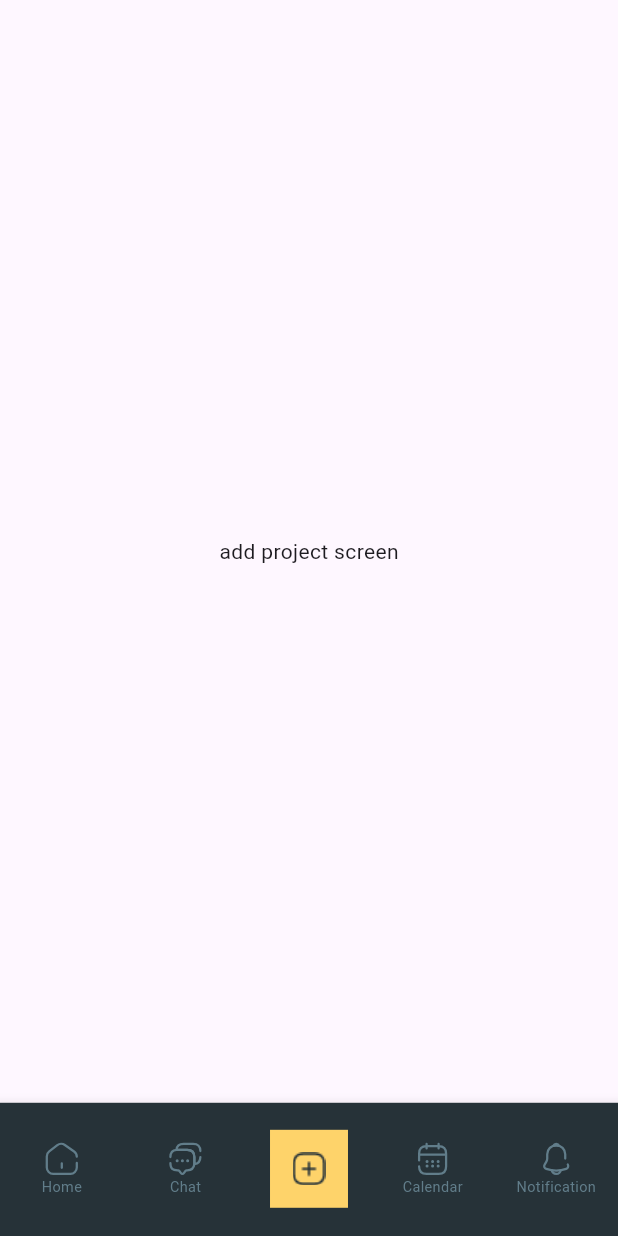
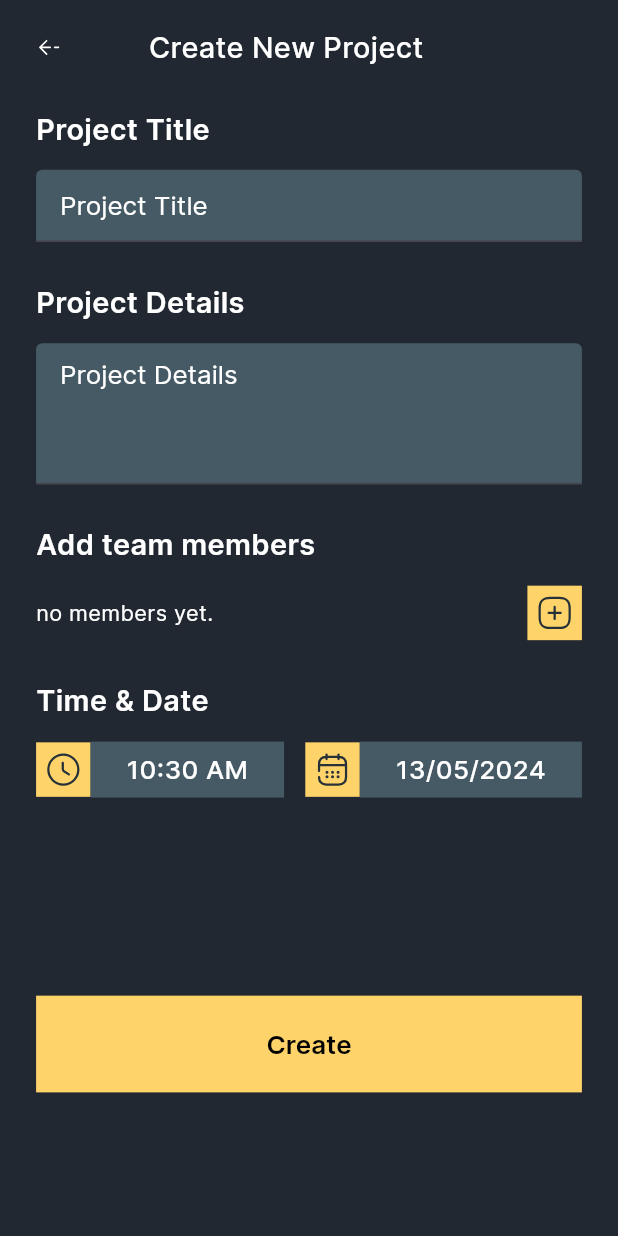
Before and after one commit to TasnimHmida/daily_tasks_test, a Flutter app: the screen it shows after launch, item 3 of the bottom bar chosen, on a phone screen of 412 x 824 dp. Run offline on Flutter 3.47's test engine with Material 3 defaults, Android fonts, the phone set to English and light mode, and no system bars; our stand-ins replace dartz, equatable, flutter_bloc, flutter_screenutil, flutter_svg, get_it and 3 more; missing offline and left inert: supabase_auth_ui; accounts and stored records are empty; project files that could hold a hidden picture were left out.

Commit message:
woking on create project ui

```diff
--- a/lib/core/utils/used_functions.dart
+++ b/lib/core/utils/used_functions.dart
@@ -2,6 +2,7 @@ import 'package:flutter/material.dart';
 import 'package:flutter_screenutil/flutter_screenutil.dart';
 
 import '../../features/authentication/data/models/user_model.dart';
+import '../app_theme.dart';
 
 void showSnackBar(
     BuildContext context, String message, Color snackBarBackgroundColor,
@@ -45,3 +46,60 @@ List<Widget> buildImages(List<UserModel> users) {
 
   return images;
 }
+
+Future<DateTime?> selectDate(BuildContext context) async {
+  final DateTime? pickedDate = await showDatePicker(
+    context: context,
+    initialDate: DateTime.now(),
+    lastDate: DateTime(3000),
+    initialEntryMode: DatePickerEntryMode.calendarOnly,
+    firstDate: DateTime.now(),
+    // Change this line
+    builder: (context, child) {
+      return Theme(
+        data: Theme.of(context).copyWith(
+          colorScheme: const ColorScheme.dark(
+            primary: fiord,
+            onPrimary: Colors.white,
+            onSurface: goldenRod,
+          ),
+          textButtonTheme: TextButtonThemeData(
+            style: TextButton.styleFrom(
+              foregroundColor: goldenRod,
+            ),
+          ),
+        ),
+        child: child!,
+      );
+    },
+  );
+
+  return pickedDate;
+}
+
+Future<TimeOfDay?> selectTime(BuildContext context) async {
+  final TimeOfDay? pickedTime = await showTimePicker(
+    context: context,
+    initialTime:
+        TimeOfDay(hour: DateTime.now().hour, minute: DateTime.now().minute),
+    builder: (context, child) {
+      return Theme(
+        data: Theme.of(context).copyWith(
+          colorScheme: const ColorScheme.dark(
+            primary: fiord,
+            onPrimary: Colors.white,
+            onSurface: goldenRod,
+          ),
+          textButtonTheme: TextButtonThemeData(
+            style: TextButton.styleFrom(
+              foregroundColor: goldenRod,
+            ),
+          ),
+        ),
+        child: child!,
+      );
+    },
+  );
+
+  return pickedTime;
+}
--- a/lib/core/widgets/bottom_nav_bar.dart
+++ b/lib/core/widgets/bottom_nav_bar.dart
@@ -5,6 +5,7 @@ import 'package:flutter_bloc/flutter_bloc.dart';
 import 'package:flutter_screenutil/flutter_screenutil.dart';
 import 'package:flutter_svg/svg.dart';
 import '../../features/authentication/data/models/user_model.dart';
+import '../../features/projects/presentation/pages/add_project_page.dart';
 import '../../features/projects/presentation/pages/home_page.dart';
 import '../app_theme.dart';
 import '../bloc/core_bloc.dart';
@@ -26,18 +27,22 @@ class BottomNavBar extends StatefulWidget {
 
 class _BottomNavBar extends State<BottomNavBar> {
   var scaffoldKey = GlobalKey<ScaffoldState>();
-  late int _currentIndex;
-
-  @override
-  void initState() {
-    super.initState();
-    _currentIndex = widget.specificIndex ?? 0;
-  }
+  int _currentIndex = 0;
+  bool isShowNavBar = true;
 
   void _onItemTapped(int index) {
     setState(() {
       _currentIndex = index;
     });
+    if (_currentIndex == 2) {
+      setState(() {
+        isShowNavBar = false;
+      });
+    } else {
+      setState(() {
+        isShowNavBar = true;
+      });
+    }
   }
 
   Future<void> _onRefresh(BuildContext context) async {
@@ -69,9 +74,15 @@ class _BottomNavBar extends State<BottomNavBar> {
                       child: const Center(
                           child: CircularProgressIndicator(
                               backgroundColor: lynch, color: goldenRod)))
-                  : HomePage(projects: state.projects ?? [], user: widget.user)),
+                  : HomePage(
+                      projects: state.projects ?? [], user: widget.user)),
           const Center(child: Text('chat screen')),
-          const Center(child: Text('add project screen')),
+          AddProjectPage(returnNavBarFunc: () {
+            setState(() {
+              isShowNavBar = true;
+              _currentIndex = 0;
+            });
+          }),
           const Center(child: Text('calendar screen')),
           const Center(child: Text('notifications screen'))
         ];
@@ -99,7 +110,8 @@ class _BottomNavBar extends State<BottomNavBar> {
                             index: _currentIndex,
                             children: widgetOptions,
                           ),
-                bottomNavigationBar: BottomNavigationBar(
+                bottomNavigationBar: isShowNavBar
+                    ? BottomNavigationBar(
                         backgroundColor: outerSpace,
                         type: BottomNavigationBarType.fixed,
                         selectedItemColor: goldenRod,
@@ -128,8 +140,8 @@ class _BottomNavBar extends State<BottomNavBar> {
                               width: 54.w,
                               color: goldenRod,
                               child: ConstrainedBox(
-                          constraints:
-                              BoxConstraints(maxWidth: 20.w, maxHeight: 20.w),
+                                constraints: BoxConstraints(
+                                    maxWidth: 20.w, maxHeight: 20.w),
                                 child: Image.asset(
                                   "assets/icons/add_task_icon.png",
                                 ),
@@ -139,7 +151,8 @@ class _BottomNavBar extends State<BottomNavBar> {
                           ),
                           //state show just for the club user
                           BottomNavigationBarItem(
-                      icon: SvgPicture.asset("assets/icons/calendar_icon.svg",
+                            icon: SvgPicture.asset(
+                                "assets/icons/calendar_icon.svg",
                                 color: _currentIndex == 3 ? goldenRod : lynch,
                                 fit: BoxFit.fill),
                             label: "Calendar",
@@ -153,7 +166,8 @@ class _BottomNavBar extends State<BottomNavBar> {
                             label: "Notification",
                           ),
                         ],
-                )));
+                      )
+                    : null));
       },
     );
   }
--- a/lib/core/widgets/input_field.dart
+++ b/lib/core/widgets/input_field.dart
@@ -6,21 +6,25 @@ import '../app_theme.dart';
 
 class InputField extends StatefulWidget {
   final TextEditingController controller;
-  final String hintText;
+  final String? inputTitle;
+  final String? hintText;
   final List<TextInputFormatter>? inputFormatters;
   late void Function(String value)? onChanged;
   final String? Function(String?)? validator;
-  final String prefixIcon;
+  final String? prefixIcon;
+  final int? maxLines;
   final bool isPassword;
 
   InputField({
     super.key,
     required this.controller,
-    required this.hintText,
+    this.hintText,
+    this.inputTitle,
     this.validator,
     this.inputFormatters,
     this.onChanged,
-    this.prefixIcon = 'assets/icons/ic_calendar.svg',
+    this.prefixIcon,
+    this.maxLines,
     FocusNode? focusNode,
     this.isPassword = false,
   });
@@ -39,7 +43,10 @@ class _TextFormFieldWidget extends State<InputField> {
     return Column(
       crossAxisAlignment: CrossAxisAlignment.start,
       children: [
-        Text(widget.hintText,
+        widget.inputTitle != null
+            ? Column(
+                children: [
+                  Text(widget.inputTitle!,
                       style: TextStyle(
                         fontFamily: 'Inter',
                         fontSize: 18.sp,
@@ -47,6 +54,9 @@ class _TextFormFieldWidget extends State<InputField> {
                         color: nepal,
                       )),
                   SizedBox(height: 10.h),
+                ],
+              )
+            : Container(),
         TextFormField(
           controller: widget.controller,
           cursorColor: Colors.white,
@@ -55,6 +65,7 @@ class _TextFormFieldWidget extends State<InputField> {
                   ? true
                   : false
               : false,
+          maxLines: widget.maxLines ?? 1,
           onEditingComplete: () {
             FocusScope.of(context).nextFocus();
           },
@@ -71,8 +82,10 @@ class _TextFormFieldWidget extends State<InputField> {
           autovalidateMode: AutovalidateMode.onUserInteraction,
           decoration: InputDecoration(
             hintText: widget.hintText,
-            filled: true, // Set filled to true
-            fillColor: fiord, //
+            filled: true,
+            // Set filled to true
+            fillColor: fiord,
+            //
             hintStyle: TextStyle(
                 fontFamily: "Inter",
                 color: Colors.white,
@@ -89,9 +102,10 @@ class _TextFormFieldWidget extends State<InputField> {
             focusedBorder: const UnderlineInputBorder(
               borderSide: BorderSide(color: goldenRod),
             ),
-            prefixIcon: IconButton(
+            prefixIcon: widget.prefixIcon != null
+                ? IconButton(
                     icon: SvgPicture.asset(
-                widget.prefixIcon,
+                      widget.prefixIcon!,
                       height: 24.h,
                     ),
                     onPressed: () {
@@ -99,7 +113,8 @@ class _TextFormFieldWidget extends State<InputField> {
                         hidePassword = !hidePassword;
                       });
                     },
-            ),
+                  )
+                : null,
             suffixIcon: widget.isPassword
                 ? IconButton(
                     icon: SvgPicture.asset(
--- a/lib/features/authentication/presentation/widgets/login_widget.dart
+++ b/lib/features/authentication/presentation/widgets/login_widget.dart
@@ -77,13 +77,15 @@ class _LoginWidgetState extends State<LoginWidget> {
                   ),
                   SizedBox(height: 10.h),
                   InputField(
-                      hintText: 'Email Address',
+                      inputTitle: 'Email Address',
+                      hintText: 'example@email.com',
                       isPassword: false,
                       prefixIcon: 'assets/icons/email_icon.svg',
                       controller: _emailController,
                       validator: (value) => validateEmail(value!, context)),
                   SizedBox(height: 20.h),
                   InputField(
+                    inputTitle: 'Password',
                     hintText: 'Password',
                     prefixIcon: 'assets/icons/password_icon.svg',
                     isPassword: true,
--- a/lib/features/authentication/presentation/widgets/register_widget.dart
+++ b/lib/features/authentication/presentation/widgets/register_widget.dart
@@ -84,6 +84,7 @@ class _RegisterWidgetState extends State<RegisterWidget> {
                   ),
                   SizedBox(height: 10.h),
                   InputField(
+                      inputTitle: 'Full Name',
                       hintText: 'Full Name',
                       prefixIcon: 'assets/icons/user_icon.svg',
                       controller: _nameController,
@@ -91,12 +92,14 @@ class _RegisterWidgetState extends State<RegisterWidget> {
                           validateField(value!, 'Name', context)),
                   SizedBox(height: 20.h),
                   InputField(
-                      hintText: 'Email Address',
+                      inputTitle: 'Email Address',
+                      hintText: 'example@email.com',
                       prefixIcon: 'assets/icons/email_icon.svg',
                       controller: _emailController,
                       validator: (value) => validateEmail(value!, context)),
                   SizedBox(height: 20.h),
                   InputField(
+                    inputTitle: 'Password',
                     hintText: 'Password',
                     prefixIcon: 'assets/icons/password_icon.svg',
                     isPassword: true,
--- /dev/null
+++ b/lib/features/projects/presentation/pages/add_project_page.dart
@@ -0,0 +1,31 @@
+import 'package:flutter/material.dart';
+import 'package:flutter_bloc/flutter_bloc.dart';
+import '../../../../core/app_theme.dart';
+import '../../../../core/utils/used_functions.dart';
+import 'package:daily_tasks_test/injection_container.dart' as di;
+
+import '../../../authentication/data/models/user_model.dart';
+import '../../data/models/project_model.dart';
+import '../widgets/add_project_widget.dart';
+import '../widgets/home_widget.dart';
+
+class AddProjectPage extends StatefulWidget {
+  final Function() returnNavBarFunc;
+  const AddProjectPage({super.key,required this.returnNavBarFunc});
+
+  @override
+  State<AddProjectPage> createState() => _AddProjectPageState();
+}
+
+class _AddProjectPageState extends State<AddProjectPage> {
+  @override
+  Widget build(BuildContext context) {
+    return Scaffold(backgroundColor: ebonyClay, body: _buildBody());
+  }
+
+  Widget _buildBody() {
+    return Center(
+        child: AddProjectWidget(returnNavBarFunc: widget.returnNavBarFunc),
+        );
+  }
+}
--- /dev/null
+++ b/lib/features/projects/presentation/widgets/add_project_widget.dart
@@ -0,0 +1,233 @@
+import 'package:daily_tasks_test/features/projects/presentation/widgets/search_box.dart';
+import 'package:flutter/material.dart';
+import 'package:flutter_screenutil/flutter_screenutil.dart';
+import 'package:flutter_svg/svg.dart';
+import 'package:intl/intl.dart';
+import '../../../../core/app_theme.dart';
+import '../../../../core/utils/used_functions.dart';
+import '../../../../core/widgets/input_field.dart';
+import '../../../../core/widgets/main_button.dart';
+import '../../../authentication/data/models/user_model.dart';
+import '../../data/models/project_model.dart';
+import 'completed_task_card.dart';
+import 'ongoing_task_card.dart';
+
+class AddProjectWidget extends StatefulWidget {
+  final Function() returnNavBarFunc;
+
+  const AddProjectWidget({
+    super.key,
+    required this.returnNavBarFunc,
+  });
+
+  @override
+  _AddProjectWidgetState createState() => _AddProjectWidgetState();
+}
+
+class _AddProjectWidgetState extends State<AddProjectWidget> {
+  final TextEditingController _titleController = TextEditingController();
+  final TextEditingController _detailsController = TextEditingController();
+  String selectedDate = DateFormat('dd/MM/yyyy').format(DateTime.now());
+  String selectedTime = DateFormat('hh:mm a').format(DateTime.now());
+
+  @override
+  Widget build(BuildContext context) {
+    return Scaffold(
+      backgroundColor: ebonyClay,
+      body: SafeArea(
+          child: Padding(
+        padding: homePagePadding,
+        child: SingleChildScrollView(
+          child: Column(
+            mainAxisAlignment: MainAxisAlignment.spaceBetween,
+            crossAxisAlignment: CrossAxisAlignment.start,
+            children: [
+              Row(
+                mainAxisAlignment: MainAxisAlignment.spaceBetween,
+                crossAxisAlignment: CrossAxisAlignment.center,
+                children: [
+                  InkWell(
+                    onTap: () {
+                      widget.returnNavBarFunc();
+                    },
+                    child: SvgPicture.asset(
+                      'assets/icons/arrow_back.svg',
+                      height: 20.h,
+                    ),
+                  ),
+                  Text(
+                    "Create New Project",
+                    style: TextStyle(
+                      fontFamily: 'Inter',
+                      fontSize: 20.sp,
+                      fontWeight: FontWeight.w500,
+                      color: Colors.white,
+                    ),
+                  ),
+                  SizedBox(width: 50.w)
+                ],
+              ),
+              SizedBox(height: 30.h),
+              Column(crossAxisAlignment: CrossAxisAlignment.start, children: [
+                Text(
+                  "Project Title",
+                  style: TextStyle(
+                    fontFamily: 'Inter',
+                    fontSize: 20.sp,
+                    fontWeight: FontWeight.w600,
+                    color: Colors.white,
+                  ),
+                ),
+                SizedBox(height: 15.h),
+                InputField(
+                    controller: _titleController, hintText: 'Project Title')
+              ]),
+              SizedBox(height: 30.h),
+              Column(crossAxisAlignment: CrossAxisAlignment.start, children: [
+                Text(
+                  "Project Details",
+                  style: TextStyle(
+                    fontFamily: 'Inter',
+                    fontSize: 20.sp,
+                    fontWeight: FontWeight.w600,
+                    color: Colors.white,
+                  ),
+                ),
+                SizedBox(height: 15.h),
+                InputField(
+                    controller: _detailsController,
+                    hintText: 'Project Details',
+                    maxLines: 3)
+              ]),
+              SizedBox(height: 30.h),
+              Column(crossAxisAlignment: CrossAxisAlignment.start, children: [
+                Text(
+                  "Add team members",
+                  style: TextStyle(
+                    fontFamily: 'Inter',
+                    fontSize: 20.sp,
+                    fontWeight: FontWeight.w600,
+                    color: Colors.white,
+                  ),
+                ),
+                SizedBox(height: 15.h),
+                Row(
+                  crossAxisAlignment: CrossAxisAlignment.center,
+                  mainAxisAlignment: MainAxisAlignment.spaceBetween,
+                  children: [
+                    Text(
+                      'no members yet.',
+                      style: TextStyle(
+                        fontFamily: 'Inter',
+                        fontSize: 15.sp,
+                        fontWeight: FontWeight.w400,
+                        color: Colors.white,
+                      ),
+                    ),
+                    InkWell(
+                      onTap: () {},
+                      child: Container(
+                          padding: EdgeInsets.symmetric(
+                              horizontal: 7.h, vertical: 7.h),
+                          color: goldenRod,
+                          child: SvgPicture.asset(
+                              'assets/icons/add_task_icon.svg')),
+                    ),
+                  ],
+                )
+              ]),
+              SizedBox(height: 30.h),
+              Column(crossAxisAlignment: CrossAxisAlignment.start, children: [
+                Text(
+                  "Time & Date",
+                  style: TextStyle(
+                    fontFamily: 'Inter',
+                    fontSize: 20.sp,
+                    fontWeight: FontWeight.w600,
+                    color: Colors.white,
+                  ),
+                ),
+                SizedBox(height: 15.h),
+                Row(
+                    mainAxisAlignment: MainAxisAlignment.spaceBetween,
+                    children: [
+                      GestureDetector(
+                        onTap: () async {
+                          var time = await selectTime(context) ??
+                              const TimeOfDay(hour: 10, minute: 30);
+                          String formattedTime = time.format(context);
+                          List<String> splitTime = formattedTime.split(' ');
+                          setState(() {
+                            selectedTime = '${splitTime[0]} ${splitTime[1]}';
+                          });
+                        },
+                        child: Row(children: [
+                          Container(
+                              padding: EdgeInsets.symmetric(
+                                  horizontal: 7.h, vertical: 7.h),
+                              color: goldenRod,
+                              child: SvgPicture.asset(
+                                  'assets/icons/clock_icon.svg')),
+                          Container(
+                            padding: EdgeInsets.symmetric(
+                                horizontal: 25.w, vertical: 7.h),
+                            color: fiord,
+                            child: Text(
+                              selectedTime,
+                              style: TextStyle(
+                                fontFamily: 'Inter',
+                                fontSize: 18.sp,
+                                fontWeight: FontWeight.w500,
+                                color: Colors.white,
+                              ),
+                            ),
+                          ),
+                        ]),
+                      ),
+                      GestureDetector(
+                        onTap: () async {
+                          var date =
+                              await selectDate(context) ?? DateTime.now();
+                          setState(() {
+                            selectedDate =
+                                DateFormat('dd/MM/yyyy').format(date);
+                          });
+                        },
+                        child: Row(children: [
+                          Container(
+                              padding: EdgeInsets.symmetric(
+                                  horizontal: 7.h, vertical: 7.h),
+                              color: goldenRod,
+                              child: SvgPicture.asset(
+                                  'assets/icons/calendar_icon.svg',
+                                  color: outerSpace)),
+                          Container(
+                            padding: EdgeInsets.symmetric(
+                                horizontal: 25.w, vertical: 7.h),
+                            color: fiord,
+                            child: Text(
+                              selectedDate,
+                              style: TextStyle(
+                                fontFamily: 'Inter',
+                                fontSize: 18.sp,
+                                fontWeight: FontWeight.w500,
+                                color: Colors.white,
+                              ),
+                            ),
+                          ),
+                        ]),
+                      ),
+                    ]),
+                SizedBox(height: 150.h),
+                MainButton(
+                  buttonFunction: () {},
+                  text: "Create",
+                ),
+              ]),
+            ],
+          ),
+        ),
+      )),
+    );
+  }
+}
```
Lines whose indentation alone changed are shown as unchanged.
